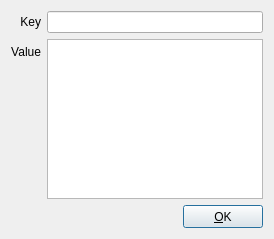
The window that src/Widgets/Inspector/KeyValueDialog.ui (CasparCG/client) describes before a commit, drawn with Qt 5.
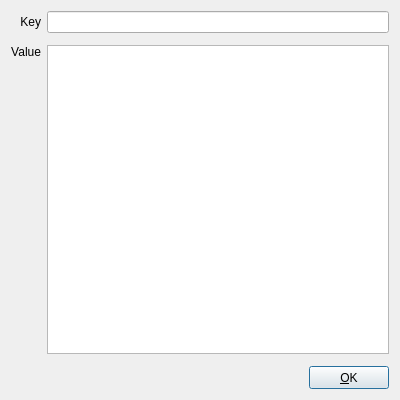
The same window after the commit.

```diff
--- a/src/Widgets/Inspector/KeyValueDialog.ui
+++ b/src/Widgets/Inspector/KeyValueDialog.ui
@@ -6,8 +6,8 @@
    <rect>
     <x>0</x>
     <y>0</y>
-    <width>274</width>
-    <height>239</height>
+    <width>400</width>
+    <height>400</height>
    </rect>
   </property>
   <layout class="QVBoxLayout" name="verticalLayout_4">
@@ -84,6 +84,9 @@
      </item>
      <item>
       <layout class="QVBoxLayout" name="verticalLayout_3">
+       <property name="spacing">
+        <number>12</number>
+       </property>
        <item>
         <layout class="QVBoxLayout" name="verticalLayout_2">
          <item>
```
